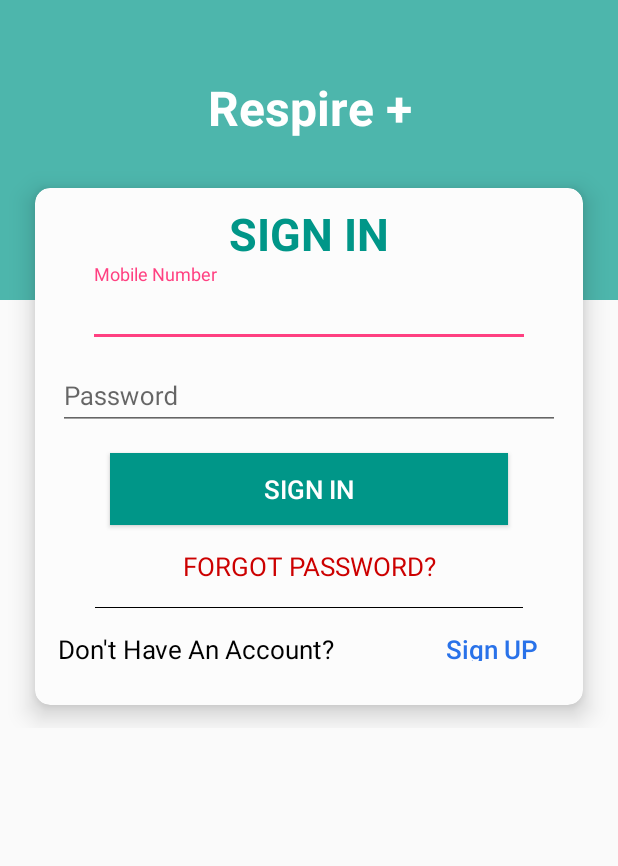
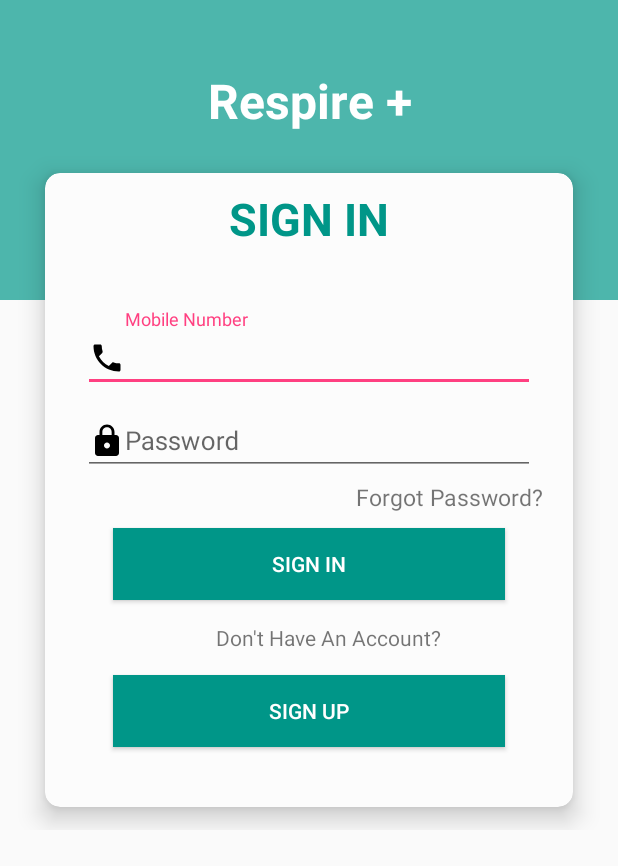
Before and after one commit to princek628/RespirePlus, an Android app: the Login screen opened directly, with no data from a screen before it, on a phone screen of 412 x 824 dp. Shown: the top 866 px of the screen. Run offline under Robolectric (Android 15) with nearby library versions, the phone set to English and light mode, and no system bars; our stand-ins replace Volley.

Commit message:
Modified by piyush

```diff
--- /dev/null
+++ b/app/src/main/res/drawable/mobile.xml
@@ -0,0 +1,9 @@
+<vector xmlns:android="http://schemas.android.com/apk/res/android"
+        android:width="24dp"
+        android:height="24dp"
+        android:viewportWidth="24.0"
+        android:viewportHeight="24.0">
+    <path
+        android:fillColor="#FF000000"
+        android:pathData="M6.62,10.79c1.44,2.83 3.76,5.14 6.59,6.59l2.2,-2.2c0.27,-0.27 0.67,-0.36 1.02,-0.24 1.12,0.37 2.33,0.57 3.57,0.57 0.55,0 1,0.45 1,1V20c0,0.55 -0.45,1 -1,1 -9.39,0 -17,-7.61 -17,-17 0,-0.55 0.45,-1 1,-1h3.5c0.55,0 1,0.45 1,1 0,1.25 0.2,2.45 0.57,3.57 0.11,0.35 0.03,0.74 -0.25,1.02l-2.2,2.2z"/>
+</vector>
--- a/app/src/main/res/layout/login.xml
+++ b/app/src/main/res/layout/login.xml
@@ -12,7 +12,7 @@
         android:id="@+id/rl_two_login"
         android:layout_width="match_parent"
         android:layout_height="wrap_content"
-        android:layout_marginTop="50dp">
+        android:layout_marginTop="45dp">
         <TextView
             android:id="@+id/tv_one_login"
             android:layout_width="match_parent"
@@ -25,7 +25,7 @@
     </RelativeLayout>
 
         <LinearLayout
-            android:layout_marginTop="-130dp"
+            android:layout_marginTop="-140dp"
             android:layout_width="match_parent"
             android:layout_height="wrap_content"
             android:orientation="vertical">
@@ -37,8 +37,8 @@
                 android:layout_width="match_parent"
                 android:layout_height="wrap_content"
                 android:layout_centerHorizontal="true"
-                android:layout_marginLeft="13dp"
-                android:layout_marginRight="13dp"
+                android:layout_marginLeft="20dp"
+                android:layout_marginRight="20dp"
                 android:layout_marginTop="240dp"
                 android:elevation="10dp"
                 app:cardBackgroundColor="#fcfcfc"
@@ -55,6 +55,7 @@
                 android:layout_width="match_parent"
                 android:layout_height="wrap_content"
                 android:gravity="center"
+                android:layout_marginBottom="40dp"
                 android:textSize="30sp"
 
                 android:textStyle="bold"
@@ -66,11 +67,12 @@
                 android:layout_height="wrap_content">
             <android.support.design.widget.TextInputEditText
                 android:id="@+id/MobileNo"
+                android:drawableLeft="@drawable/mobile"
                 android:layout_width="match_parent"
                 android:layout_height="wrap_content"
                 android:layout_marginTop="25dp"
-                android:layout_marginLeft="35dp"
-                android:layout_marginRight="35dp"
+                android:layout_marginLeft="25dp"
+                android:layout_marginRight="25dp"
                 android:hint="Mobile Number"
                 android:textSize="17dp"
                 android:inputType="phone"
@@ -84,78 +86,65 @@
                 android:id="@+id/Password"
                 android:layout_width="match_parent"
                 android:layout_height="wrap_content"
+                android:drawableLeft="@drawable/lock"
                 android:layout_marginTop="15dp"
-                android:layout_marginLeft="15dp"
-                android:layout_marginRight="15dp"
+                android:layout_marginLeft="25dp"
+                android:layout_marginRight="25dp"
                 android:hint="Password"
                 android:textSize="17dp"
                 android:inputType="textPassword"
                 android:maxLines="1"
                 android:textColor="@color/colorPrimary"/>
             </android.support.design.widget.TextInputLayout>
-
+                <TextView
+                    android:id="@+id/ForgotPwd"
+                    android:layout_width="match_parent"
+                    android:layout_height="wrap_content"
+                    android:textSize="15dp"
+                    android:layout_marginTop="4dp"
+                    android:layout_marginRight="20dp"
+                    android:text="Forgot Password?"
+                    android:gravity="right"/>
             <Button
                 android:id="@+id/Login"
                 android:layout_width="match_parent"
                 android:layout_height="wrap_content"
                 android:text="sign in"
-
-                android:textSize="17dp"
                 android:textColor="#ffffff"
                 android:background="@color/colorPrimaryDark"
-                android:layout_marginTop="15dp"
-                android:layout_marginLeft="50dp"
-                android:layout_marginRight="50dp"
+                android:layout_marginTop="10dp"
+                android:layout_marginLeft="45dp"
+                android:layout_marginRight="45dp"
                 android:layout_marginBottom="15dp"/>
 
-            <TextView
-                android:id="@+id/ForgotPwd"
-                android:layout_width="match_parent"
-                android:layout_height="wrap_content"
-                android:layout_marginBottom="15dp"
-                android:textSize="17dp"
-                android:text="FORGOT PASSWORD?"
-                android:textColor="@android:color/holo_red_dark"
-                android:gravity="center"/>
-
-            <View
+            <!--<View
                 android:layout_width="match_parent"
                 android:layout_height="0.5dp"
                 android:layout_marginLeft="40dp"
-                android:layout_marginRight="40dp"
-                android:background="@android:color/black"/>
+                android:layout_marginRight="40dp" />!-->
 
-
-            <LinearLayout
-                android:layout_width="match_parent"
-                android:layout_height="wrap_content"
-                android:orientation="horizontal"
-                android:layout_marginBottom="25dp">
                 <TextView
                     android:layout_width="match_parent"
                     android:layout_height="wrap_content"
-                    android:layout_marginTop="15dp"
-                    android:textSize="17dp"
-                    android:layout_marginLeft="15dp"
+                    android:layout_marginLeft="25dp"
                     android:text="Don't Have An Account?"
-                    android:textColor="@android:color/black"
-                    android:layout_weight="1"
-                    android:gravity="left"/>
+
+                    android:gravity="center"/>
                 <Button
                     android:id="@+id/SignUp"
                     android:layout_width="match_parent"
-                    android:layout_height="20dp"
-                    android:text="Sign UP"
-                    android:textColor="#2972e9"
+                    android:layout_height="wrap_content"
+                    android:text="SIGN UP"
+                    android:textColor="#ffffff"
                     android:layout_marginTop="15dp"
-                    android:layout_weight="2"
+                    android:layout_marginRight="45dp"
+                    android:layout_marginLeft="45dp"
+                    android:layout_marginBottom="40dp"
                     android:clickable="true"
-                    android:textSize="17dp"
                     android:textAllCaps="false"
-                    android:background="?android:attr/selectableItemBackground"/>
-                </LinearLayout>
+                    android:background="@color/colorPrimaryDark"/>
+
             </LinearLayout>
-
             </android.support.v7.widget.CardView>
         </RelativeLayout>
         </LinearLayout>
```
